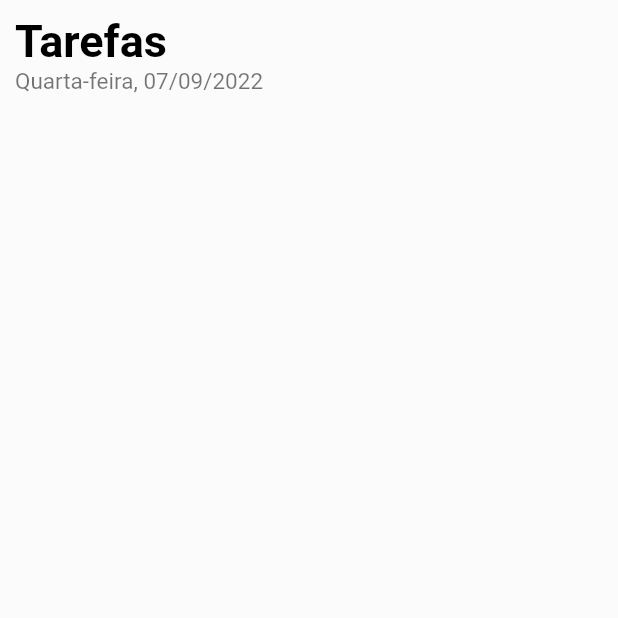
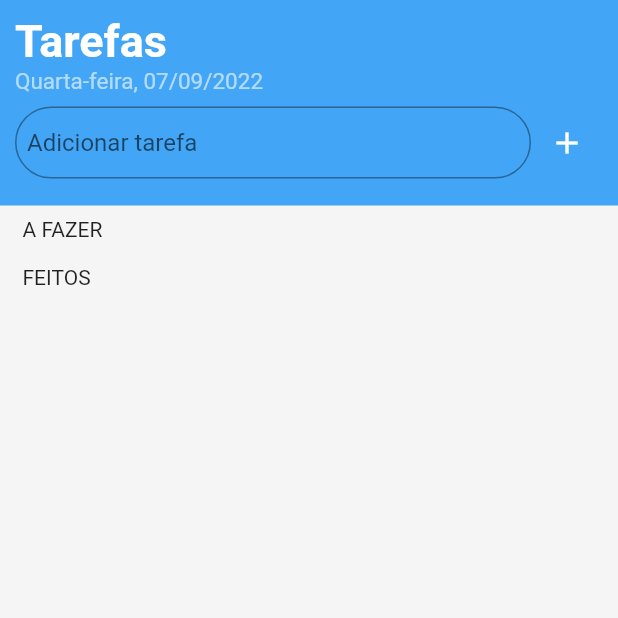
Before and after one commit to jaymeco/Flutter-Todo-List, a Flutter app: the screen it shows after launch, on a phone screen of 412 x 824 dp, the top half of it. Run offline on Flutter 3.47's test engine with Material 2 defaults, Android fonts, the phone set to English and light mode, and no system bars.

Commit message:
feature(lib/screens/Home): Adiciona listagem local de tarefas.
- Implementa adição de tarefas de forma local.

```diff
--- a/lib/screens/Home/index.dart
+++ b/lib/screens/Home/index.dart
@@ -1,9 +1,29 @@
 import 'package:flutter/material.dart';
+import '../../widgets/TaskCard/index.dart';
 import './styles.dart';
 
-class HomePageWidget extends StatelessWidget {
-  HomePageWidget({super.key});
-  Styles styles = Styles();
+class HomePageWidget extends StatefulWidget {
+  const HomePageWidget({Key? key}) : super(key: key);
+
+  @override
+  State<HomePageWidget> createState() => _HomePageWidget();
+}
+
+class _HomePageWidget extends State<HomePageWidget> {
+  final Styles styles = Styles();
+  final List undoneTasks = [];
+  final List doneTasks = [];
+  final controller = TextEditingController();
+
+  void addTask() {
+    if (controller.text != '') {
+      setState(() {
+        undoneTasks
+            .add({'title': controller.text, 'finish_date': '07/09/2022 18:00'});
+      });
+      controller.clear();
+    }
+  }
 
   @override
   Widget build(BuildContext context) {
@@ -17,7 +37,9 @@ class HomePageWidget extends StatelessWidget {
               mainAxisAlignment: MainAxisAlignment.start,
               crossAxisAlignment: CrossAxisAlignment.start,
               children: [
-                Padding(
+                Container(
+                  color: Colors.blue.shade400,
+                  child: Padding(
                     padding: const EdgeInsets.all(10),
                     child: Column(
                       crossAxisAlignment: CrossAxisAlignment.start,
@@ -25,9 +47,82 @@ class HomePageWidget extends StatelessWidget {
                         Text('Tarefas', style: styles.pageTitle()),
                         Text('Quarta-feira, 07/09/2022',
                             style: styles.pageSubtitle()),
+                        Padding(
+                          padding: const EdgeInsets.symmetric(vertical: 8),
+                          child: Row(
+                            children: [
+                              Expanded(
+                                  child: TextField(
+                                onSubmitted: (value) {
+                                  if (value != '') {
+                                    setState(() {
+                                      undoneTasks.add({
+                                        'title': value,
+                                        'finish_date': '07/09/2022 18:00'
+                                      });
+                                    });
+                                    controller.clear();
+                                  }
+                                },
+                                controller: controller,
+                                decoration: styles.addTaskField(),
+                              )),
+                              IconButton(
+                                  color: Colors.blue,
+                                  onPressed: addTask,
+                                  icon: const Icon(
+                                    Icons.add,
+                                    color: Colors.white,
+                                  ))
+                            ],
+                          ),
+                        )
                       ],
                     ),
                   ),
+                ),
+                Expanded(
+                  child: SingleChildScrollView(
+                      child: Column(
+                    crossAxisAlignment: CrossAxisAlignment.start,
+                    children: [
+                      const Padding(
+                        padding:
+                            EdgeInsets.symmetric(horizontal: 15, vertical: 8),
+                        child: Text('A FAZER'),
+                      ),
+                      Padding(
+                        padding: const EdgeInsets.symmetric(horizontal: 10),
+                        child: Column(
+                          children: [
+                            for (var task in undoneTasks)
+                              TaskCardWidget(
+                                  title: task['title'],
+                                  date: task['finish_date'],
+                                  isChecked: false),
+                          ],
+                        ),
+                      ),
+                      const Padding(
+                        padding:
+                            EdgeInsets.symmetric(horizontal: 15, vertical: 8),
+                        child: Text('FEITOS'),
+                      ),
+                      Padding(
+                        padding: const EdgeInsets.symmetric(horizontal: 10),
+                        child: Column(
+                          children: [
+                            for (var task in doneTasks)
+                              TaskCardWidget(
+                                  title: task['title'],
+                                  date: task['done_date'],
+                                  isChecked: true),
+                          ],
+                        ),
+                      ),
+                    ],
+                  )),
+                )
               ]),
         ),
       ),
--- a/lib/screens/Home/styles.dart
+++ b/lib/screens/Home/styles.dart
@@ -2,14 +2,14 @@ import 'package:flutter/material.dart';
 
 class Styles {
   BoxDecoration homeContainer() {
-    return const BoxDecoration(
-      color: Colors.white12,
+    return BoxDecoration(
+      color: Colors.grey.shade100,
     );
   }
 
   TextStyle pageTitle() {
     return const TextStyle(
-      color: Colors.black,
+      color: Colors.white,
       fontWeight: FontWeight.bold,
       fontSize: 30,
     );
@@ -17,8 +17,17 @@ class Styles {
 
   TextStyle pageSubtitle() {
     return const TextStyle(
-      color: Colors.black54,
+      color: Colors.white60,
       fontSize: 15,
     );
   }
+
+  InputDecoration addTaskField() {
+    return const InputDecoration(
+      hintText: 'Adicionar tarefa',
+      contentPadding: EdgeInsets.symmetric(horizontal: 8),
+      border: OutlineInputBorder(
+          borderRadius: BorderRadius.all(Radius.circular(50))),
+    );
+  }
 }
```
Lines whose indentation alone changed are shown as unchanged.
